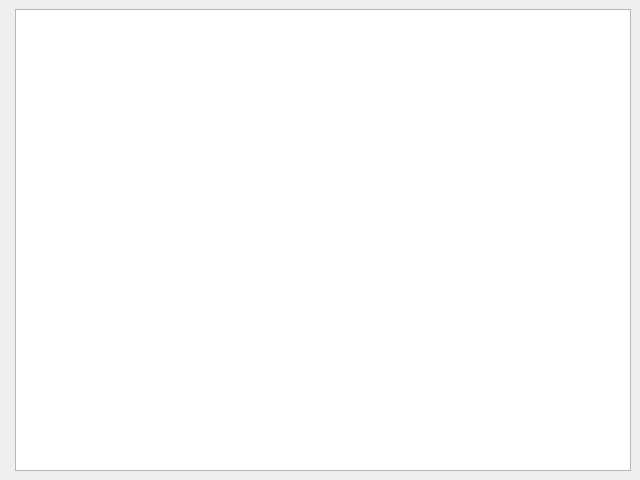
atorym/learning_c-, file plotter/ui/MainWindow.ui: the form before one commit.
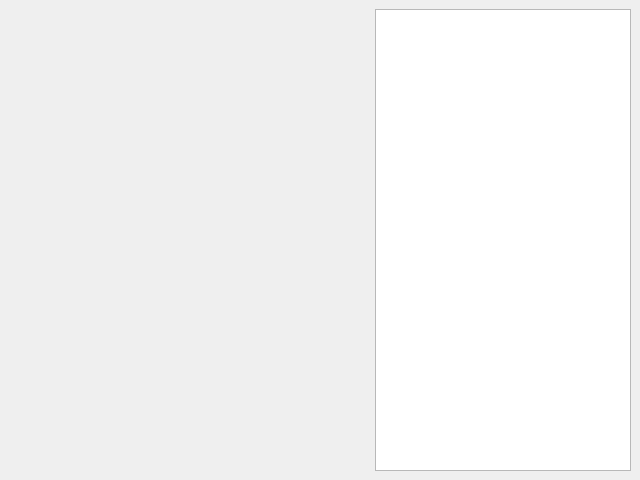
The form after the commit. Custom widgets are drawn as their Qt base class.

Patch:
```diff
--- a/plotter/ui/MainWindow.ui
+++ b/plotter/ui/MainWindow.ui
@@ -14,7 +14,7 @@
    <string>MainWindow</string>
   </property>
   <widget class="QWidget" name="centralwidget">
-   <layout class="QHBoxLayout" name="horizontalLayout">
+   <layout class="QHBoxLayout" name="horizontalLayout" stretch="1,0">
     <item>
      <widget class="QCustomPlot" name="qcp_plot" native="true"/>
     </item>
```
